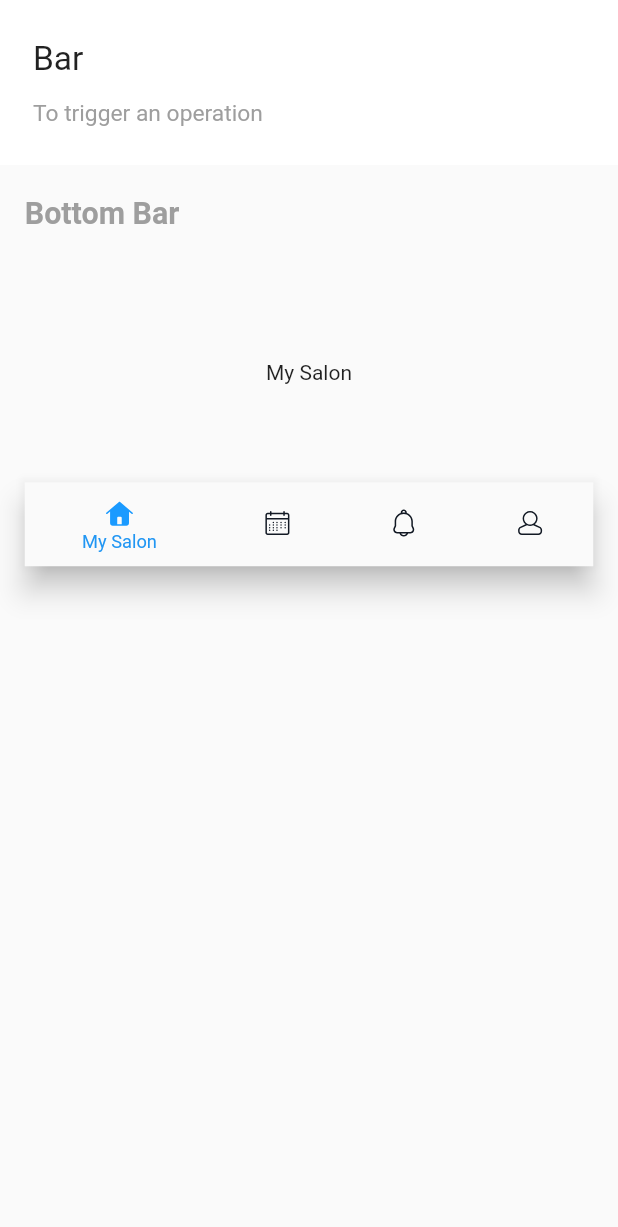
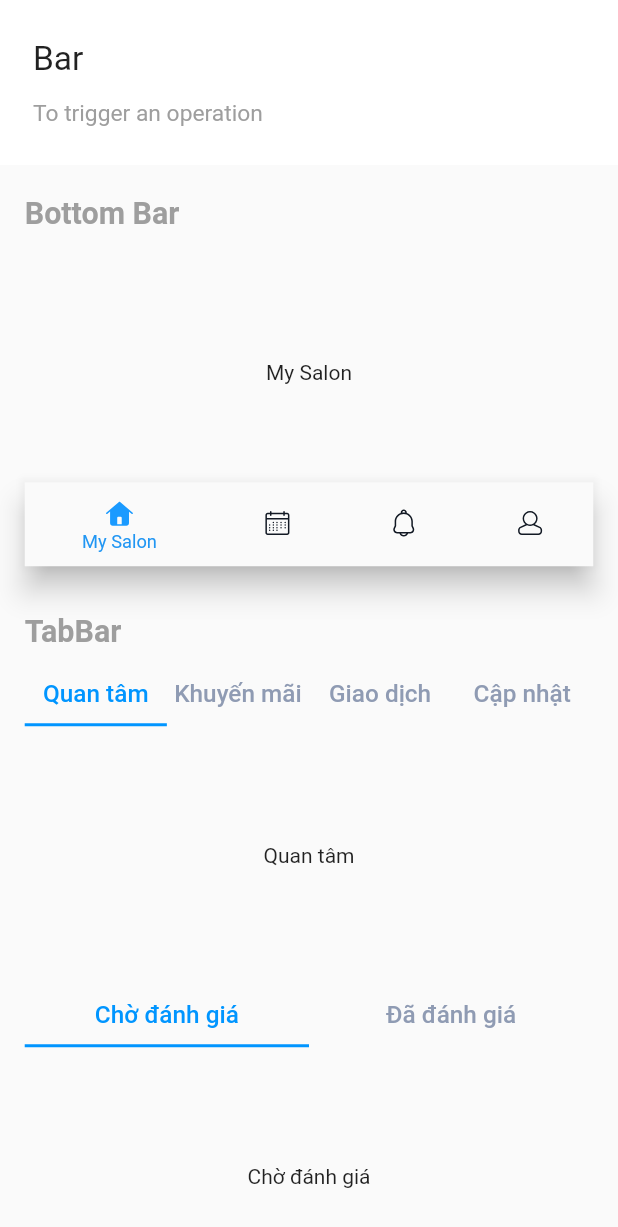
Before and after one commit to Kiendn99/easysalon_user_app_uikit, a Flutter app: the BarsPage screen opened by its route, on a phone screen of 412 x 824 dp. Shown: the top 1227 px of the screen. Run offline on Flutter 3.47's test engine with Material 2 defaults, Android fonts, the phone set to English and light mode, and no system bars; our stand-ins replace device_preview, flutter_screenutil, flutter_svg, google_fonts.

Commit message:
tabBar and update code

```diff
--- a/lib/pages/bars_page.dart
+++ b/lib/pages/bars_page.dart
@@ -3,6 +3,7 @@ import 'package:easysalon_user_app/widgets/type%20component%20group/type_compone
 import 'package:flutter/material.dart';
 import 'package:flutter_screenutil/flutter_screenutil.dart';
 
+import '../widgets/bars/tab_bar.dart';
 import '../widgets/header/bacsic_header_intro.dart';
 
 class BarsPage extends StatelessWidget {
@@ -17,7 +18,7 @@ class BarsPage extends StatelessWidget {
       body: SingleChildScrollView(
         child: Column(
           children: [
-            BasicHeaderIntro(
+            const BasicHeaderIntro(
               title: 'Bar',
               description: "To trigger an operation",
             ),
@@ -28,8 +29,24 @@ class BarsPage extends StatelessWidget {
                   TypeComponentGroup(type: "Bottom Bar", componentList: [
                     Container(
                       height: 200.h,
-                      child: BottomNavigationAppBar(),
-                    )
+                      child:  BottomNavigationAppBar(),
+                    ),
+                    TypeComponentGroup(type: "TabBar", componentList: [
+                    Container(
+                      height: 200.h,
+                      child:  TabBarApp(tabs: ["Quan tâm", "Khuyến mãi", "Giao dịch", "Cập nhật"],),
+                    ),
+                    Container(
+                      height: 200.h,
+                      child:  TabBarApp(tabs: ["Chờ đánh giá", "Đã đánh giá"],),
+                    ),
+                    Container(
+                      height: 200.h,
+                      child:  TabBarApp(tabs: ["Tất cả lịch sử", "Đã nhận", "Đã dùng"],),
+                    ),
+
+
+                  ]),
                   ])
                 ],
               ),
--- /dev/null
+++ b/lib/widgets/bars/tab_bar.dart
@@ -0,0 +1,70 @@
+import 'package:easysalon_user_app/core/theme/app_colors.dart';
+import 'package:flutter/material.dart';
+import 'package:flutter_screenutil/flutter_screenutil.dart';
+
+class TabBarApp extends StatefulWidget {
+  final List<String> tabs;
+
+  const TabBarApp({Key? key, required this.tabs}) : super(key: key);
+
+  @override
+  State<TabBarApp> createState() => _TabBarAppState();
+}
+
+class _TabBarAppState extends State<TabBarApp> with TickerProviderStateMixin {
+  late final TabController _tabController;
+
+  @override
+  void initState() {
+    // TODO: implement initState
+    super.initState();
+    _tabController = TabController(length: widget.tabs.length, vsync: this);
+  }
+
+  @override
+  Widget build(BuildContext context) {
+    ScreenUtil.init(context, minTextAdapt: true, designSize: const Size(375, 812));
+
+    return Scaffold(
+      body: Column(
+        children: [
+          //Tab bar
+          _tabBar(),
+          //Tab bar View
+          _tabBarView()
+        ],
+      ),
+    );
+  }
+
+  _tabBar() {
+    return TabBar(
+      controller: _tabController,
+      labelStyle: TextStyle(fontSize: 16.sp),
+      tabs: List.generate(
+          widget.tabs.length,
+          (index) => Padding(
+                padding: EdgeInsets.only(bottom: 10.h),
+                child: Text(
+                  widget.tabs[index],
+                ),
+              )),
+      indicatorColor: AppColors.mediumBlue,
+      labelPadding: (widget.tabs.length < 4 || MediaQuery.of(context).size.width > 400) ? EdgeInsets.zero : null,
+      labelColor: AppColors.mediumBlue,
+      unselectedLabelColor: AppColors.mediumGrey,
+      isScrollable: (widget.tabs.length < 4 || MediaQuery.of(context).size.width > 400) ? false : true,
+    );
+  }
+
+  _tabBarView() {
+    return Expanded(child: TabBarView(controller: _tabController, children: List.generate(widget.tabs.length, (index) => Center(child: Text(widget.tabs[index])))));
+  }
+
+  @override
+  void dispose() {
+    // TODO: implement dispose
+    super.dispose();
+    _tabController.dispose();
+  }
+}
--- a/lib/widgets/buttons/button.dart
+++ b/lib/widgets/buttons/button.dart
@@ -139,14 +139,14 @@ class CoupleOptionButton extends StatelessWidget {
 class IconButtonWithRadius16 extends StatelessWidget {
   final String? label;
   final String icon;
-  final Color? color;
+  final Color color;
   void Function()? onPressed;
 
   IconButtonWithRadius16({
     Key? key,
     this.label,
     required this.icon,
-    this.color,
+    this.color = AppColors.mediumBlue,
     this.onPressed,
   }) : super(key: key);
 
@@ -162,7 +162,7 @@ class IconButtonWithRadius16 extends StatelessWidget {
               width: 24.h,
               height: 24.h,
             ),
-            color: color ?? AppColors.mediumBlue,
+            color: color,
             elevation: 1,
             onPressed: onPressed,
             minWidth: 0,
```
Also changed, not shown: lib/widgets/textfields/text_form_field.dart (+6 -6 lines), lib/core/theme/app_colors.dart (line endings or trailing spaces), lib/main.dart (line endings or trailing spaces).
